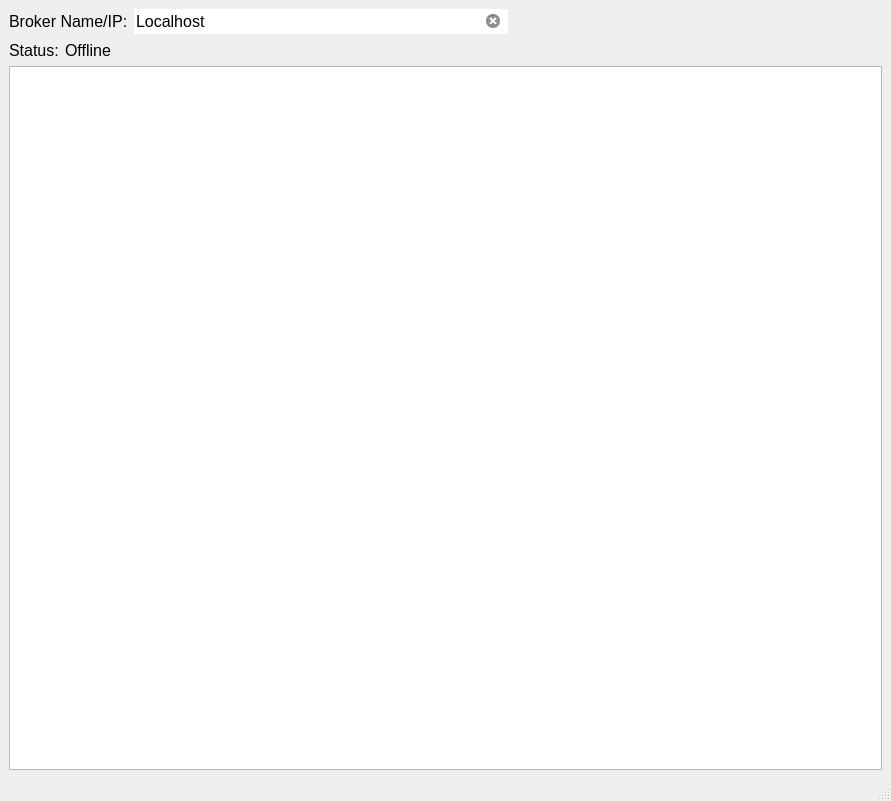
The window that src/ui/mainwindow.ui (diazren/cplusplus_projects) describes before a commit, drawn with Qt 5.
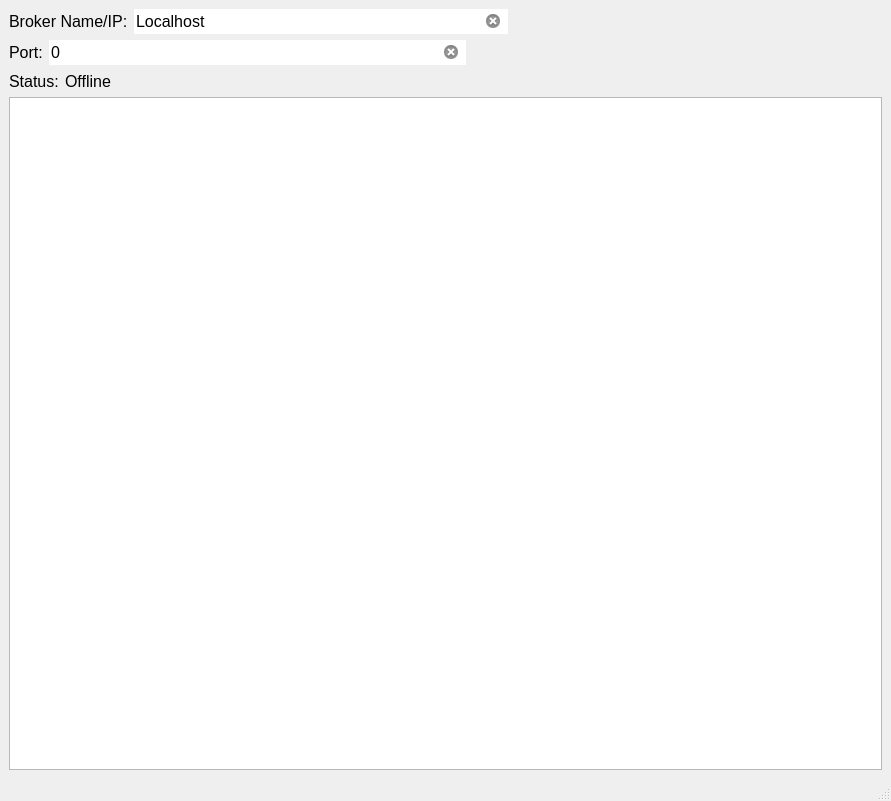
The same window after the commit.

The edit to the form file:
```diff
--- a/src/ui/mainwindow.ui
+++ b/src/ui/mainwindow.ui
@@ -25,8 +25,8 @@
    <string notr="true">x</string>
   </property>
   <widget class="QWidget" name="centralwidget">
-   <layout class="QVBoxLayout" name="verticalLayout_2">
-    <item>
+   <layout class="QGridLayout" name="gridLayout">
+    <item row="0" column="0">
      <layout class="QVBoxLayout" name="verticalLayout">
       <item>
        <layout class="QHBoxLayout" name="horizontalLayout">
@@ -78,6 +78,56 @@
         </item>
        </layout>
       </item>
+      <item>
+       <layout class="QHBoxLayout" name="horizontalLayout_4">
+        <item>
+         <widget class="QLabel" name="broker_port_label">
+          <property name="font">
+           <font>
+            <pointsize>12</pointsize>
+           </font>
+          </property>
+          <property name="text">
+           <string>Port:</string>
+          </property>
+         </widget>
+        </item>
+        <item>
+         <widget class="QLineEdit" name="broker_port_lineEdit">
+          <property name="font">
+           <font>
+            <pointsize>12</pointsize>
+           </font>
+          </property>
+          <property name="text">
+           <string>0</string>
+          </property>
+          <property name="frame">
+           <bool>false</bool>
+          </property>
+          <property name="readOnly">
+           <bool>true</bool>
+          </property>
+          <property name="clearButtonEnabled">
+           <bool>true</bool>
+          </property>
+         </widget>
+        </item>
+        <item>
+         <spacer name="horizontalSpacer_3">
+          <property name="orientation">
+           <enum>Qt::Horizontal</enum>
+          </property>
+          <property name="sizeHint" stdset="0">
+           <size>
+            <width>40</width>
+            <height>20</height>
+           </size>
+          </property>
+         </spacer>
+        </item>
+       </layout>
+      </item>
       <item>
        <layout class="QHBoxLayout" name="horizontalLayout_2">
         <item>
```
Left out of the diff: 4 changed lines with no effect on the pictures.
